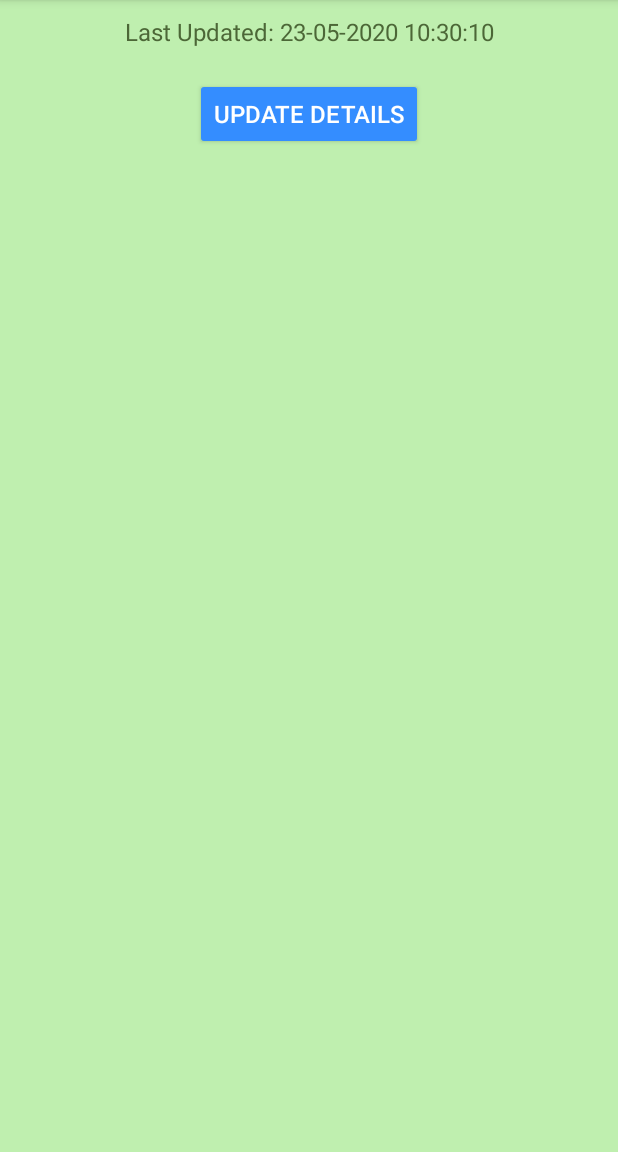
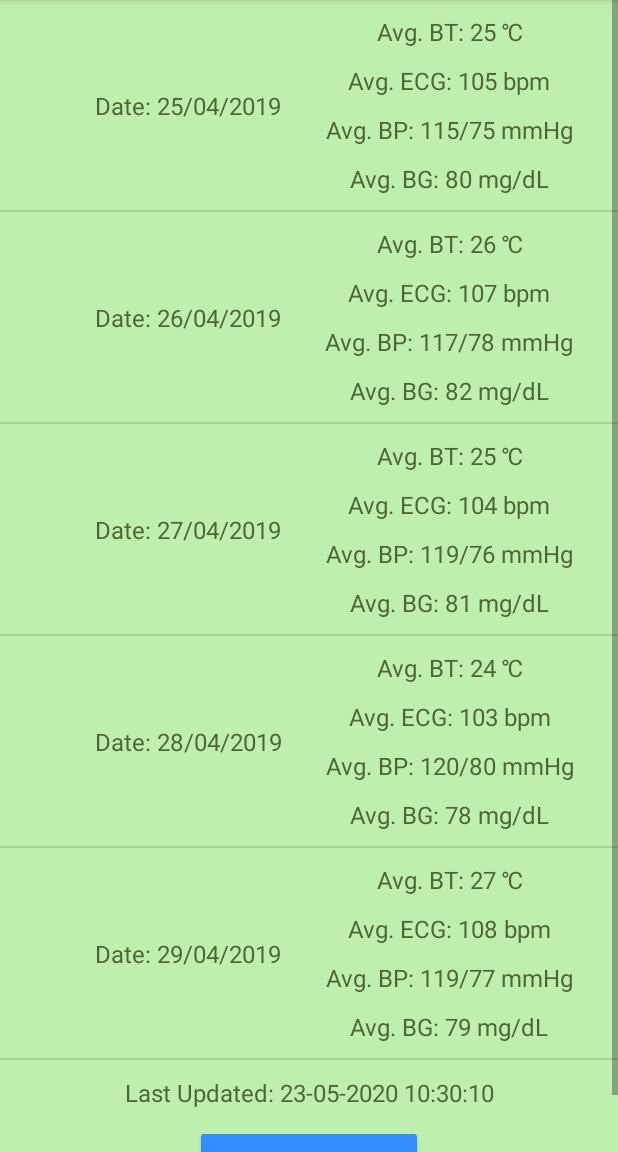
Before and after one commit to WeebTeam/EdenSight_Android, an Android app: the fragment HistoryFragment shown on its own in the app's theme, on a phone screen of 412 x 824 dp, the part 84-1236 px from its top. Run offline under Robolectric (Android 15) with nearby library versions, the light colour scheme and no system bars.

Commit message:
Implemented layout for Dashboard and History

```diff
--- a/EdenSight/app/src/main/java/com/example/edensight/HistoryAdapter.java
+++ b/EdenSight/app/src/main/java/com/example/edensight/HistoryAdapter.java
@@ -36,19 +36,30 @@ public class HistoryAdapter extends RecyclerView.Adapter<HistoryAdapter.DetailsV
     @NonNull
     @Override
     public DetailsViewHolder onCreateViewHolder(@NonNull ViewGroup parent, int viewType) {
+        View itemView = LayoutInflater.from(parent.getContext())
+                .inflate(R.layout.history_view, parent, false);
 
-        return null;
+        return new DetailsViewHolder(itemView);
     }
 
     @Override
     public void onBindViewHolder(@NonNull DetailsViewHolder holder, int position) {
+        final HistoryDetails details = historyDetails.get(position);
+        String date = context.getString(R.string.date) + " " + details.getDate();
+        String temp = context.getString(R.string.avg_temp) + " " + details.getAvgTemp();
+        String ecg = context.getString(R.string.avg_ecg) + " " + details.getAvgEcg();
+        String bp = context.getString(R.string.avg_bp) + " " + details.getAvgBp();
+        String bloodSugar = context.getString(R.string.avg_blood_sugar) + " " + details.getAvgBloodSugar();
 
+        holder.date.setText(date);
+        holder.avgTemp.setText(temp);
+        holder.avgEcg.setText(ecg);
+        holder.avgBp.setText(bp);
+        holder.avgBloodSugar.setText(bloodSugar);
     }
 
     @Override
-    public int getItemCount() {
-        return 0;
-    }
+    public int getItemCount() { return historyDetails.size(); }
 
 
 }
--- a/EdenSight/app/src/main/java/com/example/edensight/HistoryDetails.java
+++ b/EdenSight/app/src/main/java/com/example/edensight/HistoryDetails.java
@@ -35,11 +35,11 @@ public class HistoryDetails {
 
     public static ArrayList<HistoryDetails> dummyDetailsList(){
         ArrayList<HistoryDetails> detailsArrayList = new ArrayList<HistoryDetails>();
-        detailsArrayList.add(new HistoryDetails("25/04/2019", "25 \u2109", "105 bpm", "115/75 mmHg", "80 mg/dL"));
-        detailsArrayList.add(new HistoryDetails("26/04/2019", "26 \u2109", "107 bpm", "117/78 mmHg", "82 mg/dL"));
-        detailsArrayList.add(new HistoryDetails("27/04/2019", "25 \u2109", "104 bpm", "119/76 mmHg", "81 mg/dL"));
-        detailsArrayList.add(new HistoryDetails("28/04/2019", "24 \u2109", "103 bpm", "120/80 mmHg", "78 mg/dL"));
-        detailsArrayList.add(new HistoryDetails("29/04/2019", "27 \u2109", "108 bpm", "119/77 mmHg", "79 mg/dL"));
+        detailsArrayList.add(new HistoryDetails("25/04/2019", "25 \u2103", "105 bpm", "115/75 mmHg", "80 mg/dL"));
+        detailsArrayList.add(new HistoryDetails("26/04/2019", "26 \u2103", "107 bpm", "117/78 mmHg", "82 mg/dL"));
+        detailsArrayList.add(new HistoryDetails("27/04/2019", "25 \u2103", "104 bpm", "119/76 mmHg", "81 mg/dL"));
+        detailsArrayList.add(new HistoryDetails("28/04/2019", "24 \u2103", "103 bpm", "120/80 mmHg", "78 mg/dL"));
+        detailsArrayList.add(new HistoryDetails("29/04/2019", "27 \u2103", "108 bpm", "119/77 mmHg", "79 mg/dL"));
 
         return detailsArrayList;
     }
--- a/EdenSight/app/src/main/java/com/example/edensight/HistoryFragment.java
+++ b/EdenSight/app/src/main/java/com/example/edensight/HistoryFragment.java
@@ -4,6 +4,8 @@ import android.os.Bundle;
 
 import androidx.fragment.app.Fragment;
 import androidx.fragment.app.FragmentTransaction;
+import androidx.recyclerview.widget.DividerItemDecoration;
+import androidx.recyclerview.widget.LinearLayoutManager;
 import androidx.recyclerview.widget.RecyclerView;
 
 import android.view.LayoutInflater;
@@ -16,6 +18,7 @@ import android.widget.Toast;
 import org.w3c.dom.Text;
 
 import java.text.SimpleDateFormat;
+import java.util.ArrayList;
 import java.util.Calendar;
 import java.util.Locale;
 
@@ -23,6 +26,8 @@ public class HistoryFragment extends Fragment {
     private static final String RESIDENT_PARAMETER = "resident";
 
     private Resident resident;
+    private ArrayList<HistoryDetails> details;
+    private HistoryAdapter historyAdapter;
 
     public HistoryFragment() {
         // Required empty public constructor
@@ -49,7 +54,14 @@ public class HistoryFragment extends Fragment {
         View view = inflater.inflate(R.layout.fragment_history, container, false);
         TextView timeDisplay = view.findViewById(R.id.test_historyText);
         Button refreshBtn = view.findViewById(R.id.test_historyButton);
+
+        details = HistoryDetails.dummyDetailsList();
         RecyclerView recyclerView = view.findViewById(R.id.history_recyclerView);
+        recyclerView.setLayoutManager(new LinearLayoutManager(getActivity()));
+        DividerItemDecoration dividerItemDecoration = new DividerItemDecoration(getActivity(), DividerItemDecoration.VERTICAL);
+        recyclerView.addItemDecoration(dividerItemDecoration);
+        historyAdapter = new HistoryAdapter(details, getActivity());
+        recyclerView.setAdapter(historyAdapter);
 
         Calendar calendar = Calendar.getInstance();
         SimpleDateFormat dateFormat = new SimpleDateFormat("dd-MM-yyyy HH:mm:ss", Locale.ENGLISH);
--- a/EdenSight/app/src/main/res/layout/fragment_history.xml
+++ b/EdenSight/app/src/main/res/layout/fragment_history.xml
@@ -16,16 +16,25 @@
             android:layout_width="match_parent"
             android:layout_height="wrap_content">
 
+            <androidx.recyclerview.widget.RecyclerView
+                android:id="@+id/history_recyclerView"
+                android:layout_width="match_parent"
+                android:layout_height="wrap_content"
+                app:layout_constraintTop_toTopOf="parent"
+                app:layout_constraintBottom_toTopOf="@id/test_historyText"
+                android:layout_marginBottom="5dp"/>
+
             <TextView
                 android:id="@+id/test_historyText"
                 android:layout_width="wrap_content"
                 android:layout_height="wrap_content"
                 android:text="Time"
+                app:layout_constraintTop_toBottomOf="@id/history_recyclerView"
+                app:layout_constraintBottom_toTopOf="@id/test_historyButton"
                 app:layout_constraintLeft_toLeftOf="parent"
                 app:layout_constraintRight_toRightOf="parent"
-                app:layout_constraintTop_toTopOf="parent"
-                app:layout_constraintBottom_toTopOf="@id/test_historyButton"
-                android:layout_margin="10dp"/>
+                android:layout_marginTop="5dp"
+                android:layout_marginBottom="5dp"/>
 
             <Button
                 android:id="@+id/test_historyButton"
@@ -34,19 +43,13 @@
                 android:backgroundTint="@color/blue"
                 android:text="Update Details"
                 android:textColor="@android:color/white"
+                app:layout_constraintTop_toBottomOf="@id/test_historyText"
+                app:layout_constraintBottom_toBottomOf="parent"
                 app:layout_constraintLeft_toLeftOf="parent"
                 app:layout_constraintRight_toRightOf="parent"
-                app:layout_constraintTop_toBottomOf="@id/test_historyText"
-                app:layout_constraintBottom_toTopOf="@id/history_recyclerView"
-                android:layout_margin="10dp"/>
+                android:layout_marginTop="5dp"
+                android:layout_marginBottom="10dp"/>
 
-            <androidx.recyclerview.widget.RecyclerView
-                android:id="@+id/history_recyclerView"
-                android:layout_width="match_parent"
-                android:layout_height="wrap_content"
-                app:layout_constraintTop_toBottomOf="@id/test_historyButton"
-                app:layout_constraintBottom_toBottomOf="parent"
-                android:layout_margin="10dp"/>
         </androidx.constraintlayout.widget.ConstraintLayout>
     </ScrollView>
 
--- a/EdenSight/app/src/main/res/layout/history_view.xml
+++ b/EdenSight/app/src/main/res/layout/history_view.xml
@@ -9,7 +9,7 @@
         android:id="@+id/history_date"
         android:layout_width="wrap_content"
         android:layout_height="wrap_content"
-        android:text="Date"
+        android:text="@string/date"
         app:layout_constraintLeft_toLeftOf="parent"
         app:layout_constraintRight_toLeftOf="@id/history_temp"
         app:layout_constraintTop_toTopOf="parent"
@@ -19,7 +19,7 @@
         android:id="@+id/history_temp"
         android:layout_width="wrap_content"
         android:layout_height="wrap_content"
-        android:text="Average Temperature"
+        android:text="@string/avg_temp"
         app:layout_constraintLeft_toRightOf="@id/history_date"
         app:layout_constraintRight_toRightOf="parent"
         app:layout_constraintTop_toTopOf="parent"
@@ -31,7 +31,7 @@
         android:id="@+id/history_ecg"
         android:layout_width="wrap_content"
         android:layout_height="wrap_content"
-        android:text="Average ECG"
+        android:text="@string/avg_ecg"
         app:layout_constraintLeft_toRightOf="@id/history_date"
         app:layout_constraintRight_toRightOf="parent"
         app:layout_constraintTop_toBottomOf="@id/history_temp"
@@ -43,7 +43,7 @@
         android:id="@+id/history_bp"
         android:layout_width="wrap_content"
         android:layout_height="wrap_content"
-        android:text="Average Blood Pressure"
+        android:text="@string/avg_bp"
         app:layout_constraintLeft_toRightOf="@id/history_date"
         app:layout_constraintRight_toRightOf="parent"
         app:layout_constraintTop_toBottomOf="@id/history_ecg"
@@ -55,7 +55,7 @@
         android:id="@+id/history_blood_sugar"
         android:layout_width="wrap_content"
         android:layout_height="wrap_content"
-        android:text="Average Blood Sugar"
+        android:text="@string/avg_blood_sugar"
         app:layout_constraintLeft_toRightOf="@id/history_date"
         app:layout_constraintRight_toRightOf="parent"
         app:layout_constraintTop_toBottomOf="@id/history_bp"
--- a/EdenSight/app/src/main/res/values/strings.xml
+++ b/EdenSight/app/src/main/res/values/strings.xml
@@ -1,9 +1,18 @@
 <resources>
     <string name="app_name">EdenSight</string>
+
+    // Used in Resident View Holder
     <string name="name">Name: </string>
     <string name="age">Age: </string>
     <string name="alloc_date">Date Allocated: </string>
     <string name="room_number">Room Number: </string>
     <string name="status">Status: </string>
     <string name="caretaker">Caretaker: </string>
+
+    // Used in Details View Holder
+    <string name="date">Date: </string>
+    <string name="avg_temp">Avg. BT: </string>
+    <string name="avg_ecg">Avg. ECG: </string>
+    <string name="avg_bp">Avg. BP: </string>
+    <string name="avg_blood_sugar">Avg. BG: </string>
 </resources>
```
